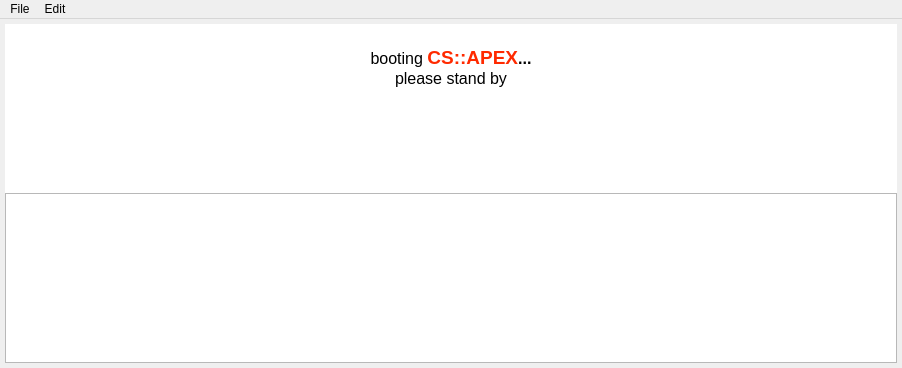
This is src/csapex/ui/evaluation_window.ui in cogsys-tuebingen/csapex as Qt 5 draws it before an edit. The edited form follows.
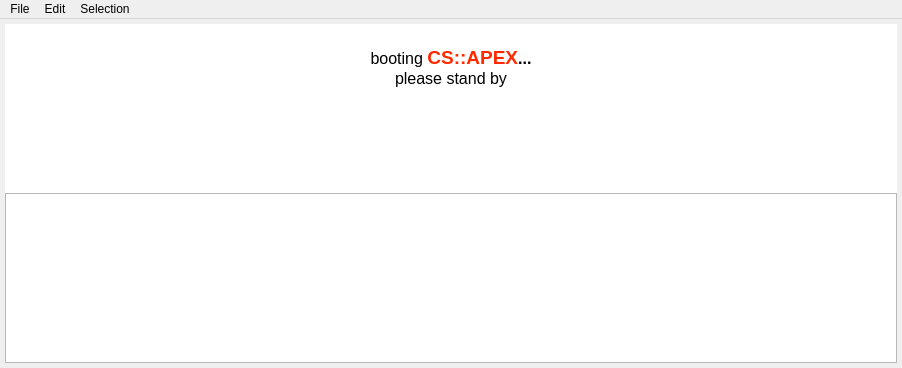
This is the edited form.

Diff of the .ui file:
```diff
--- a/src/csapex/ui/evaluation_window.ui
+++ b/src/csapex/ui/evaluation_window.ui
@@ -88,8 +88,16 @@
     <addaction name="separator"/>
     <addaction name="actionClear"/>
    </widget>
+   <widget class="QMenu" name="menuSelection">
+    <property name="title">
+     <string>Selection</string>
+    </property>
+    <addaction name="actionSelect_all"/>
+    <addaction name="actionClear_selection"/>
+   </widget>
    <addaction name="menuFile"/>
    <addaction name="menuEdit"/>
+   <addaction name="menuSelection"/>
   </widget>
   <action name="actionSave">
    <property name="text">
```
Left out of the diff: 16 changed lines with no effect on the pictures.
